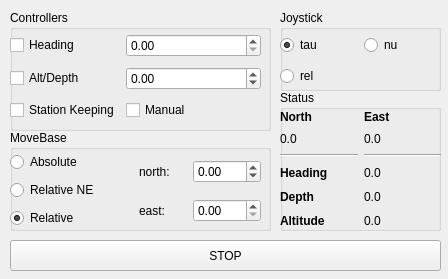
This is labust_gui/src/control/resource/SimMan.ui in pi19404/labust-ros-pkg as Qt 5 draws it before an edit. The edited form follows.
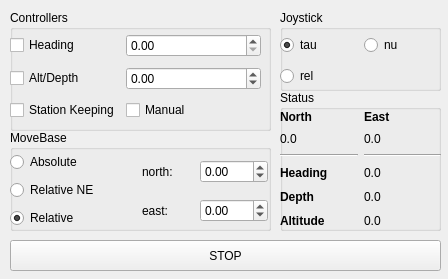
This is the edited form.

Commit message: Added a nonlinear DVL model for estimation testing.

```diff
--- a/labust_gui/src/control/resource/SimMan.ui
+++ b/labust_gui/src/control/resource/SimMan.ui
@@ -193,7 +193,7 @@
      <rect>
       <x>0</x>
       <y>20</y>
-      <width>251</width>
+      <width>258</width>
       <height>82</height>
      </rect>
     </property>
@@ -256,7 +256,14 @@
         </widget>
        </item>
        <item row="1" column="1">
-        <widget class="QDoubleSpinBox" name="eastRef"/>
+        <widget class="QDoubleSpinBox" name="eastRef">
+         <property name="minimum">
+          <double>-100.000000000000000</double>
+         </property>
+         <property name="maximum">
+          <double>100.000000000000000</double>
+         </property>
+        </widget>
        </item>
       </layout>
      </item>
```
The commit also changes 2 other files.
